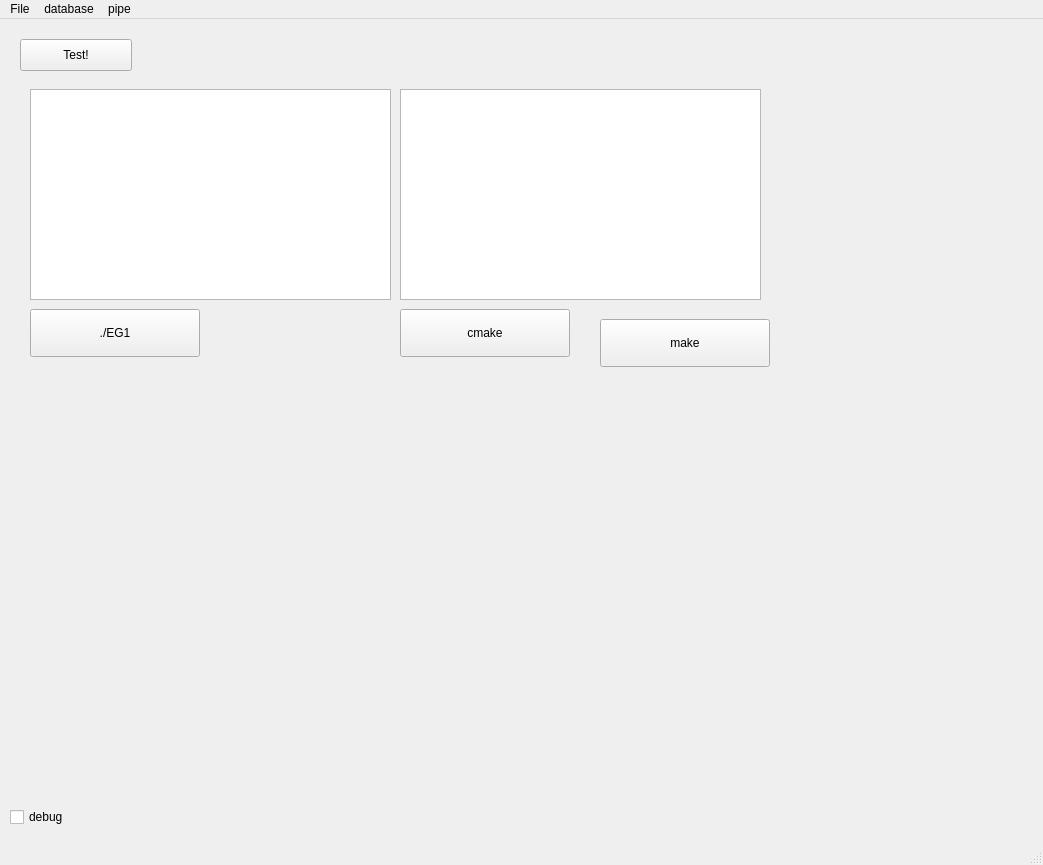
Before: the Qt Designer form pypopt/gui/rtp.ui in rubis-lab/popt-dev, drawn with Qt 5.
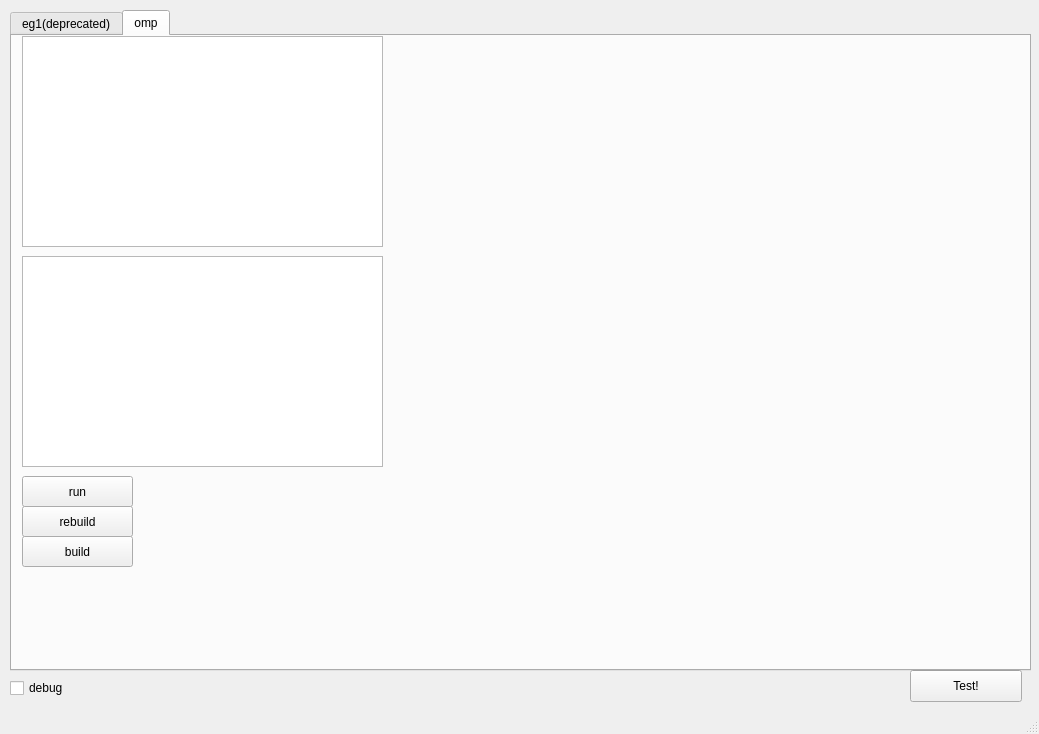
After: the same form once the commit is applied.

Commit message: gui skeleton for pyplot

What changed in the file:
```diff
--- a/pypopt/gui/rtp.ui
+++ b/pypopt/gui/rtp.ui
@@ -6,8 +6,8 @@
    <rect>
     <x>0</x>
     <y>0</y>
-    <width>1043</width>
-    <height>865</height>
+    <width>1039</width>
+    <height>734</height>
    </rect>
   </property>
   <property name="windowTitle">
@@ -18,7 +18,7 @@
     <property name="geometry">
      <rect>
       <x>10</x>
-      <y>790</y>
+      <y>680</y>
       <width>81</width>
       <height>16</height>
      </rect>
@@ -30,8 +30,8 @@
    <widget class="QPushButton" name="btn_test">
     <property name="geometry">
      <rect>
-      <x>20</x>
-      <y>20</y>
+      <x>910</x>
+      <y>670</y>
       <width>112</width>
       <height>32</height>
      </rect>
@@ -40,13 +40,62 @@
      <string>Test!</string>
     </property>
    </widget>
+   <widget class="QTabWidget" name="tabWidget">
+    <property name="geometry">
+     <rect>
+      <x>10</x>
+      <y>10</y>
+      <width>1021</width>
+      <height>661</height>
+     </rect>
+    </property>
+    <property name="currentIndex">
+     <number>1</number>
+    </property>
+    <widget class="QWidget" name="tab">
+     <attribute name="title">
+      <string>eg1(deprecated)</string>
+     </attribute>
+     <widget class="QPushButton" name="btn_make">
+      <property name="geometry">
+       <rect>
+        <x>240</x>
+        <y>240</y>
+        <width>111</width>
+        <height>31</height>
+       </rect>
+      </property>
+      <property name="text">
+       <string>make</string>
+      </property>
+     </widget>
+     <widget class="QTreeView" name="eg1_exp_cfg_treeview">
+      <property name="geometry">
+       <rect>
+        <x>390</x>
+        <y>20</y>
+        <width>361</width>
+        <height>211</height>
+       </rect>
+      </property>
+     </widget>
+     <widget class="QTreeView" name="eg1_ts_cfg_treeview">
+      <property name="geometry">
+       <rect>
+        <x>20</x>
+        <y>20</y>
+        <width>361</width>
+        <height>211</height>
+       </rect>
+      </property>
+     </widget>
    <widget class="QPushButton" name="btn_eg1">
     <property name="geometry">
      <rect>
-      <x>30</x>
-      <y>290</y>
-      <width>170</width>
-      <height>48</height>
+        <x>20</x>
+        <y>240</y>
+        <width>111</width>
+        <height>31</height>
      </rect>
     </property>
     <property name="text">
@@ -56,77 +105,92 @@
    <widget class="QPushButton" name="btn_cmake">
     <property name="geometry">
      <rect>
-      <x>400</x>
-      <y>290</y>
-      <width>170</width>
-      <height>48</height>
+        <x>130</x>
+        <y>240</y>
+        <width>111</width>
+        <height>31</height>
      </rect>
     </property>
     <property name="text">
      <string>cmake</string>
     </property>
    </widget>
-   <widget class="QPushButton" name="btn_make">
+    </widget>
+    <widget class="QWidget" name="tab_2">
+     <attribute name="title">
+      <string>omp</string>
+     </attribute>
+     <widget class="QTreeView" name="treeview_omp_ts_cfg">
     <property name="geometry">
      <rect>
-      <x>600</x>
-      <y>300</y>
-      <width>170</width>
-      <height>48</height>
+        <x>10</x>
+        <y>220</y>
+        <width>361</width>
+        <height>211</height>
+       </rect>
+      </property>
+     </widget>
+     <widget class="QPushButton" name="btn_omp_run">
+      <property name="geometry">
+       <rect>
+        <x>10</x>
+        <y>440</y>
+        <width>111</width>
+        <height>31</height>
      </rect>
     </property>
     <property name="text">
-     <string>make</string>
-    </property>
-   </widget>
-   <widget class="QTreeView" name="eg1_ts_cfg_treeview">
+       <string>run</string>
+      </property>
+     </widget>
+     <widget class="QTreeView" name="treeview_omp_exp_cfg">
     <property name="geometry">
      <rect>
-      <x>30</x>
-      <y>70</y>
-      <width>361</width>
-      <height>211</height>
-     </rect>
-    </property>
-   </widget>
-   <widget class="QTreeView" name="eg1_exp_cfg_treeview">
-    <property name="geometry">
-     <rect>
-      <x>400</x>
-      <y>70</y>
-      <width>361</width>
-      <height>211</height>
-     </rect>
-    </property>
-   </widget>
-  </widget>
-  <widget class="QMenuBar" name="menubar">
-   <property name="geometry">
-    <rect>
-     <x>0</x>
+        <x>10</x>
      <y>0</y>
-     <width>1043</width>
-     <height>22</height>
-    </rect>
-   </property>
-   <widget class="QMenu" name="menuFile">
-    <property name="title">
-     <string>File</string>
-    </property>
-   </widget>
-   <widget class="QMenu" name="menudatabase">
-    <property name="title">
-     <string>database</string>
-    </property>
-   </widget>
-   <widget class="QMenu" name="menupipe">
-    <property name="title">
-     <string>pipe</string>
-    </property>
-   </widget>
-   <addaction name="menuFile"/>
-   <addaction name="menudatabase"/>
-   <addaction name="menupipe"/>
+        <width>361</width>
+        <height>211</height>
+       </rect>
+      </property>
+     </widget>
+     <widget class="QPushButton" name="btn_omp_rebuild">
+      <property name="geometry">
+       <rect>
+        <x>10</x>
+        <y>470</y>
+        <width>111</width>
+        <height>31</height>
+       </rect>
+      </property>
+      <property name="text">
+       <string>rebuild</string>
+      </property>
+     </widget>
+     <widget class="QPushButton" name="btn_omp_build">
+      <property name="geometry">
+       <rect>
+        <x>10</x>
+        <y>500</y>
+        <width>111</width>
+        <height>31</height>
+       </rect>
+      </property>
+      <property name="text">
+       <string>build</string>
+      </property>
+     </widget>
+     <widget class="QWidget" name="widget_omp_plt_task1" native="true">
+      <property name="geometry">
+       <rect>
+        <x>390</x>
+        <y>30</y>
+        <width>371</width>
+        <height>281</height>
+       </rect>
+      </property>
+     </widget>
+    </widget>
+   </widget>
   </widget>
   <widget class="QStatusBar" name="statusbar"/>
  </widget>
```
Lines whose indentation alone changed are shown as unchanged. The commit also changes 1 other file.
